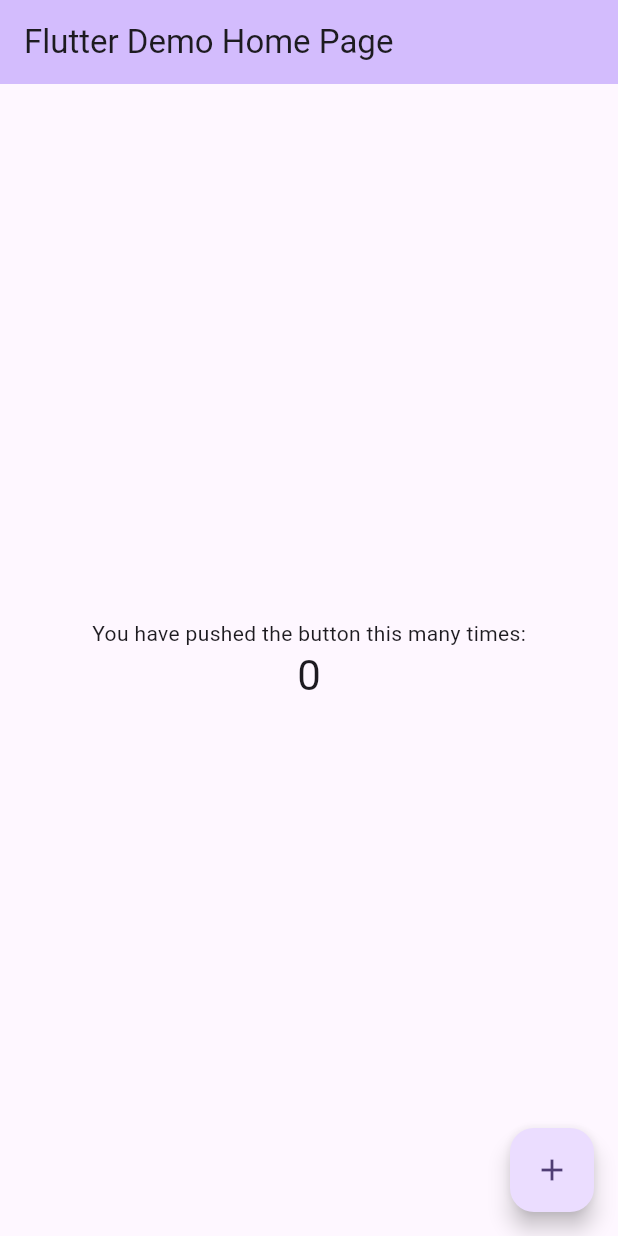
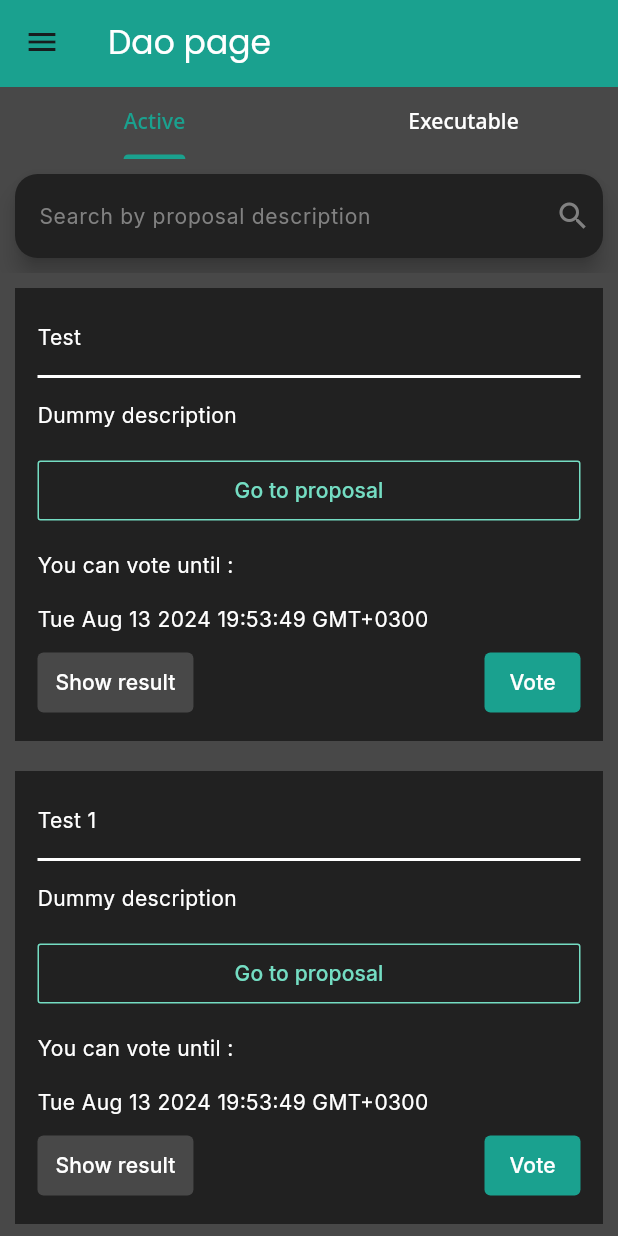
Before and after one commit to codescalers/Threefold-App, a Flutter app: the screen it shows after launch, on a phone screen of 412 x 824 dp. Run offline on Flutter 3.47's test engine with Material 3 defaults, Android fonts, the phone set to English and light mode, and no system bars; our stand-ins replace google_fonts.

Commit message:
feat: dao page active section + dao page card + dialogs (still need final touches)

```diff
--- /dev/null
+++ b/three_fold_connect/lib/features/dao page/data/dao_card_model.dart
@@ -0,0 +1,11 @@
+class DaoCardDetails {
+  String text;
+  String description;
+  String date;
+
+  DaoCardDetails({
+    required this.text,
+    required this.description,
+    required this.date,
+  });
+}
--- /dev/null
+++ b/three_fold_connect/lib/features/dao page/data/dummy_data.dart
@@ -0,0 +1,30 @@
+
+import 'package:three_fold_connect/features/dao%20page/data/dao_card_model.dart';
+
+var daoDetailsList = [
+  DaoCardDetails(
+    text: 'Test',
+    description: 'Dummy description',
+    date: 'Tue Aug 13 2024 19:53:49 GMT+0300',
+  ),
+  DaoCardDetails(
+    text: 'Test 1',
+    description: 'Dummy description',
+    date: 'Tue Aug 13 2024 19:53:49 GMT+0300',
+  ),
+  DaoCardDetails(
+    text: 'Test 2',
+    description: 'Dummy description',
+    date: 'Tue Aug 13 2024 19:53:49 GMT+0300',
+  ),
+  DaoCardDetails(
+    text: 'Test 3',
+    description: 'Dummy description',
+    date: 'Tue Aug 13 2024 19:53:49 GMT+0300',
+  ),
+  DaoCardDetails(
+    text: 'Test 4',
+    description: 'Dummy description',
+    date: 'Tue Aug 13 2024 19:53:49 GMT+0300',
+  ),
+];
--- /dev/null
+++ b/three_fold_connect/lib/features/dao page/presentation/pages/dao_page.dart
@@ -0,0 +1,79 @@
+import 'package:flutter/material.dart';
+import 'package:three_fold_connect/features/dao%20page/presentation/widgets/active_widget.dart';
+import 'package:three_fold_connect/theme/theme.dart';
+
+class DaoPage extends StatefulWidget {
+  const DaoPage({super.key});
+
+  @override
+  State<DaoPage> createState() => _DaoPageState();
+}
+
+//To-Do: make the searchbar smaller
+class _DaoPageState extends State<DaoPage> {
+  @override
+  Widget build(BuildContext context) {
+    return DefaultTabController(
+      length: 2,
+      child: Scaffold(
+        appBar: AppBar(
+          backgroundColor: Theme.of(context).colorScheme.secondary,
+          title: Text(
+            'Dao page',
+            style: TextStyle(color: white, fontFamily: poppins),
+          ),
+          leading: Icon(Icons.menu),
+          bottom: PreferredSize(
+            preferredSize: Size.fromHeight(50.0),
+            child: Container(
+              color: Theme.of(context).scaffoldBackgroundColor,
+              child: TabBar(
+                labelColor: Theme.of(context).colorScheme.secondary,
+                indicatorColor: Color(0xFF1AA18E), //TODO-->check malha
+                unselectedLabelColor: white,
+                dividerColor: Theme.of(context).scaffoldBackgroundColor,
+                tabs: [
+                  Tab(text: 'Active'),
+                  Tab(text: 'Executable'),
+                ],
+              ),
+            ),
+          ),
+        ),
+        body: Column(
+          children: [
+            Padding(padding: EdgeInsets.all(10), child :
+            SearchBar(
+              trailing: <Widget>[
+                const Icon(
+                  Icons.search,
+                  color: grey,
+                )
+              ],
+              backgroundColor: WidgetStateProperty.all<Color>(primaryColor),
+              hintText: "Search by proposal description",
+              hintStyle: WidgetStateProperty.all<TextStyle>(
+                  TextStyle(color: grey, fontFamily: inter , fontSize: 14)),
+              textStyle: WidgetStateProperty.all<TextStyle>(
+                  TextStyle(color: grey, fontFamily: inter , fontSize: 14)),
+              shape: WidgetStateProperty.all<OutlinedBorder>(
+                RoundedRectangleBorder(
+                  borderRadius: BorderRadius.circular(15),
+                ),
+              ),
+            ),
+            ),
+            Expanded(
+              child: TabBarView(
+                children: [
+                  ActiveWidget(),
+                  Center(child: Text('Executable')),
+                ],
+              ),
+            ),
+          ],
+        ),
+      ),
+    );
+  }
+}
--- /dev/null
+++ b/three_fold_connect/lib/features/dao page/presentation/widgets/active_widget.dart
@@ -0,0 +1,44 @@
+import 'package:flutter/material.dart';
+import 'package:three_fold_connect/features/dao%20page/data/dao_card_model.dart';
+import 'package:three_fold_connect/features/dao%20page/data/dummy_data.dart';
+import 'package:three_fold_connect/features/dao%20page/presentation/widgets/dao_card.dart';
+
+class ActiveWidget extends StatefulWidget {
+  const ActiveWidget({super.key});
+
+  @override
+  State<ActiveWidget> createState() => _ActiveWidgetState();
+}
+
+class _ActiveWidgetState extends State<ActiveWidget> {
+  List<DaoCardDetails> daoList=[];
+
+  @override
+  void initState() {
+    // TODO: Fetch list an update it and remove this dummy data line
+    daoList= daoDetailsList;
+    super.initState();
+  }
+  @override
+  Widget build(BuildContext context) {
+    return Scaffold(
+      body: SingleChildScrollView(
+        child: Column(
+          mainAxisSize: MainAxisSize.min,
+          children: _buildDaoCardList(daoList),
+        ),
+      ),
+    );
+  }
+}
+
+
+List<DaoCard> _buildDaoCardList(List<DaoCardDetails> list) {
+  return list.map((item) {
+    return DaoCard(
+      text: item.text,
+      description: item.description,
+      date: item.date,
+    );
+  }).toList();
+}
--- /dev/null
+++ b/three_fold_connect/lib/features/dao page/presentation/widgets/dao_card.dart
@@ -0,0 +1,157 @@
+import 'package:flutter/material.dart';
+import 'package:three_fold_connect/features/dao%20page/presentation/widgets/show_result_dialog.dart';
+import 'package:three_fold_connect/features/dao%20page/presentation/widgets/vote_dialog.dart';
+import 'package:three_fold_connect/theme/theme.dart';
+
+class DaoCard extends StatefulWidget {
+  final String text;
+  final String description;
+  final String date;
+  const DaoCard({
+    required this.text,
+    required this.description,
+    required this.date,
+    super.key,
+  });
+
+  @override
+  State<DaoCard> createState() => _DaoCardState();
+}
+
+class _DaoCardState extends State<DaoCard> {
+  @override
+  Widget build(BuildContext context) {
+    return Container(
+      margin: EdgeInsets.all(10),
+      padding: EdgeInsets.all(15),
+      color: Theme.of(context).colorScheme.primary,
+      child: Column(
+        crossAxisAlignment: CrossAxisAlignment.start,
+        children: [
+          Padding(
+            padding: EdgeInsets.symmetric(vertical: 8),
+            child: Text(
+              widget.text,
+              style: TextStyle(
+                color: white,
+                fontFamily: inter,
+              ),
+              textAlign: TextAlign.start,
+            ),
+          ),
+          Divider(
+            thickness: 2,
+            color: white,
+          ),
+          Padding(
+            padding: EdgeInsets.symmetric(vertical: 8),
+            child: Text(
+              widget.description,
+              style: TextStyle(
+                color: white,
+                fontFamily: inter,
+              ),
+              textAlign: TextAlign.start,
+            ),
+          ),
+          Padding(
+            padding: EdgeInsets.symmetric(vertical: 8),
+            child: TextButton(
+              onPressed: () {},
+              child: SizedBox(
+                width: double.infinity,
+                child: Text(
+                  'Go to proposal',
+                  style: TextStyle(
+                    color: teritaryColor,
+                    fontFamily: interBold,
+                  ),
+                  textAlign: TextAlign.center,
+                ),
+              ),
+              style: TextButton.styleFrom(
+                shape: RoundedRectangleBorder(
+                  borderRadius: BorderRadius.circular(2),
+                ),
+                side: BorderSide(
+                  color: teritaryColor,
+                ),
+              ),
+            ),
+          ),
+          Padding(
+            padding: EdgeInsets.symmetric(vertical: 8),
+            child: Align(
+              alignment: Alignment.centerLeft,
+              child: Text(
+                'You can vote until :',
+                style: TextStyle(
+                  color: white,
+                  fontFamily: interBold,
+                ),
+                textAlign: TextAlign.start,
+              ),
+            ),
+          ),
+          Padding(
+            padding: EdgeInsets.symmetric(vertical: 8),
+            child: Align(
+              alignment: Alignment.centerLeft,
+              child: Text(
+                widget.date,
+                style: TextStyle(
+                  color: white,
+                  fontFamily: inter,
+                ),
+                textAlign: TextAlign.start,
+              ),
+            ),
+          ),
+          Row(
+            mainAxisAlignment: MainAxisAlignment.spaceBetween,
+            children: [
+              TextButton(
+                onPressed: () {
+                  showDialog(
+                      context: context, builder: (_) => new ShowResultDialog());
+                },
+                child: Text(
+                  'Show result',
+                  style: TextStyle(
+                    color: white,
+                    fontFamily: interBold,
+                  ),
+                ),
+                style: TextButton.styleFrom(
+                  shape: RoundedRectangleBorder(
+                    borderRadius: BorderRadius.circular(4),
+                  ),
+                  backgroundColor: backgroundColor,
+                ),
+              ),
+              TextButton(
+                onPressed: () {
+                  showDialog(
+                      context: context, builder: (_) => new VoteDialog());
+                },
+                child: Text(
+                  'Vote',
+                  style: TextStyle(
+                    color: white,
+                    fontFamily: interBold,
+                  ),
+                ),
+                style: TextButton.styleFrom(
+                  shape: RoundedRectangleBorder(
+                    borderRadius: BorderRadius.circular(4),
+                  ),
+                  backgroundColor: secondryColor,
+                ),
+              ),
+            ],
+          ),
+        ],
+      ),
+    );
+  }
+}
--- a/three_fold_connect/lib/main.dart
+++ b/three_fold_connect/lib/main.dart
@@ -1,125 +1,18 @@
 import 'package:flutter/material.dart';
-
+import 'package:three_fold_connect/features/dao%20page/presentation/pages/dao_page.dart';
+import 'package:three_fold_connect/theme/theme.dart';
 void main() {
   runApp(const MyApp());
 }
 
 class MyApp extends StatelessWidget {
   const MyApp({super.key});
-
-  // This widget is the root of your application.
   @override
   Widget build(BuildContext context) {
     return MaterialApp(
-      title: 'Flutter Demo',
-      theme: ThemeData(
-        // This is the theme of your application.
-        //
-        // TRY THIS: Try running your application with "flutter run". You'll see
-        // the application has a purple toolbar. Then, without quitting the app,
-        // try changing the seedColor in the colorScheme below to Colors.green
-        // and then invoke "hot reload" (save your changes or press the "hot
-        // reload" button in a Flutter-supported IDE, or press "r" if you used
-        // the command line to start the app).
-        //
-        // Notice that the counter didn't reset back to zero; the application
-        // state is not lost during the reload. To reset the state, use hot
-        // restart instead.
-        //
-        // This works for code too, not just values: Most code changes can be
-        // tested with just a hot reload.
-        colorScheme: ColorScheme.fromSeed(seedColor: Colors.deepPurple),
-        useMaterial3: true,
-      ),
-      home: const MyHomePage(title: 'Flutter Demo Home Page'),
+      title: 'ThreeFold Connect',
+      theme: threefoldTheme,
+      home: DaoPage(),
     );
   }
 }
-
-class MyHomePage extends StatefulWidget {
-  const MyHomePage({super.key, required this.title});
-
-  // This widget is the home page of your application. It is stateful, meaning
-  // that it has a State object (defined below) that contains fields that affect
-  // how it looks.
-
-  // This class is the configuration for the state. It holds the values (in this
-  // case the title) provided by the parent (in this case the App widget) and
-  // used by the build method of the State. Fields in a Widget subclass are
-  // always marked "final".
-
-  final String title;
-
-  @override
-  State<MyHomePage> createState() => _MyHomePageState();
-}
-
-class _MyHomePageState extends State<MyHomePage> {
-  int _counter = 0;
-
-  void _incrementCounter() {
-    setState(() {
-      // This call to setState tells the Flutter framework that something has
-      // changed in this State, which causes it to rerun the build method below
-      // so that the display can reflect the updated values. If we changed
-      // _counter without calling setState(), then the build method would not be
-      // called again, and so nothing would appear to happen.
-      _counter++;
-    });
-  }
-
-  @override
-  Widget build(BuildContext context) {
-    // This method is rerun every time setState is called, for instance as done
-    // by the _incrementCounter method above.
-    //
-    // The Flutter framework has been optimized to make rerunning build methods
-    // fast, so that you can just rebuild anything that needs updating rather
-    // than having to individually change instances of widgets.
-    return Scaffold(
-      appBar: AppBar(
-        // TRY THIS: Try changing the color here to a specific color (to
-        // Colors.amber, perhaps?) and trigger a hot reload to see the AppBar
-        // change color while the other colors stay the same.
-        backgroundColor: Theme.of(context).colorScheme.inversePrimary,
-        // Here we take the value from the MyHomePage object that was created by
-        // the App.build method, and use it to set our appbar title.
-        title: Text(widget.title),
-      ),
-      body: Center(
-        // Center is a layout widget. It takes a single child and positions it
-        // in the middle of the parent.
-        child: Column(
-          // Column is also a layout widget. It takes a list of children and
-          // arranges them vertically. By default, it sizes itself to fit its
-          // children horizontally, and tries to be as tall as its parent.
-          //
-          // Column has various properties to control how it sizes itself and
-          // how it positions its children. Here we use mainAxisAlignment to
-          // center the children vertically; the main axis here is the vertical
-          // axis because Columns are vertical (the cross axis would be
-          // horizontal).
-          //
-          // TRY THIS: Invoke "debug painting" (choose the "Toggle Debug Paint"
-          // action in the IDE, or press "p" in the console), to see the
-          // wireframe for each widget.
-          mainAxisAlignment: MainAxisAlignment.center,
-          children: <Widget>[
-            const Text(
-              'You have pushed the button this many times:',
-            ),
-            Text(
-              '$_counter',
-              style: Theme.of(context).textTheme.headlineMedium,
-            ),
-          ],
-        ),
-      ),
-      floatingActionButton: FloatingActionButton(
-        onPressed: _incrementCounter,
-        tooltip: 'Increment',
-        child: const Icon(Icons.add),
-      ), // This trailing comma makes auto-formatting nicer for build methods.
-    );
-  }
-}
--- /dev/null
+++ b/three_fold_connect/lib/theme/theme.dart
@@ -0,0 +1,29 @@
+import 'package:flutter/material.dart';
+import 'package:google_fonts/google_fonts.dart';
+
+// Colors
+const primaryColor = Color(0xFF212121);
+const secondryColor = Color(0xFF1AA18F);
+const teritaryColor = Color(0xFF74DDC3);
+const backgroundColor = Color(0xFF484848);
+const white = Color(0xFFFFFFFF);
+const darkred = Color(0xFFA11A1A);
+const grey = Color(0xFF818181);
+
+// Fonts
+var poppins = GoogleFonts.poppins().fontFamily;
+var inter = GoogleFonts.inter().fontFamily;
+var interBold = GoogleFonts.inter(fontWeight: FontWeight.bold).fontFamily;
+
+
+ThemeData threefoldTheme = ThemeData(
+  fontFamily: GoogleFonts.notoSans().fontFamily,
+  scaffoldBackgroundColor: backgroundColor,
+  colorScheme: ColorScheme.fromSeed(
+    seedColor: backgroundColor,
+    primary: primaryColor,
+    secondary: secondryColor,
+    tertiary: teritaryColor,
+    surfaceTint: Colors.transparent,
+  ),
+);
--- a/three_fold_connect/pubspec.yaml
+++ b/three_fold_connect/pubspec.yaml
@@ -35,6 +35,7 @@ dependencies:
   # The following adds the Cupertino Icons font to your application.
   # Use with the CupertinoIcons class for iOS style icons.
   cupertino_icons: ^1.0.6
+  google_fonts: ^6.2.1
 
 dev_dependencies:
   flutter_test:
```
Also changed, not shown: three_fold_connect/lib/features/dao page/presentation/widgets/show_result_dialog.dart (added, +109 -0 lines), three_fold_connect/lib/features/dao page/presentation/widgets/vote_dialog.dart (added, +115 -0 lines), three_fold_connect/pubspec.lock.
